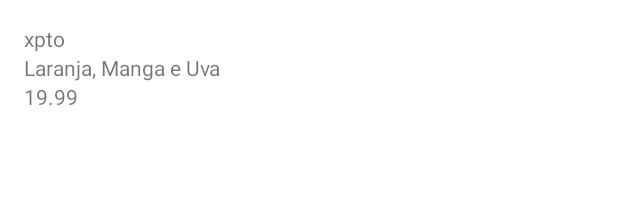
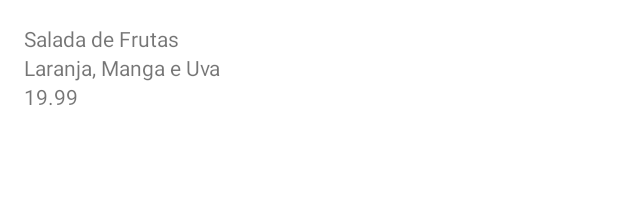
Before and after one commit to MouraRafael/alura-android-kotlin-Orgs, an Android app: the layout activity_main.xml on its own in the app's theme, with its tools: preview values and no code run, on a phone screen of 412 x 824 dp. Shown: the top 221 px of the screen. Run offline under Robolectric (Android 15) with nearby library versions, the phone set to English and light mode, and no system bars.

```diff
--- a/app/src/main/res/layout/activity_main.xml
+++ b/app/src/main/res/layout/activity_main.xml
@@ -10,8 +10,8 @@
         android:id="@+id/nome"
         android:layout_width="match_parent"
         android:layout_height="wrap_content"
-        tools:text="xpto"
-        android:text="Salada de Frutas"
+
+        tools:text="Salada de Frutas"
         android:layout_margin="16dp"
         app:layout_constraintEnd_toEndOf="parent"
         app:layout_constraintTop_toTopOf="parent" />
@@ -27,13 +27,13 @@
         android:layout_marginEnd="16dp"
 
 
-        android:text="Laranja, Manga e Uva"/>
+        tools:text="Laranja, Manga e Uva"/>
 
     <TextView
         android:id="@+id/valor"
         android:layout_width="match_parent"
         android:layout_height="wrap_content"
-        android:text="19.99"
+        tools:text="19.99"
         app:layout_constraintTop_toBottomOf="@id/descricao"
         app:layout_constraintStart_toStartOf="parent"
         android:layout_marginStart="16dp"
```
Also changed, not shown: app/src/main/java/com/example/orgs/MainActivity.kt (+9 -3 lines).
